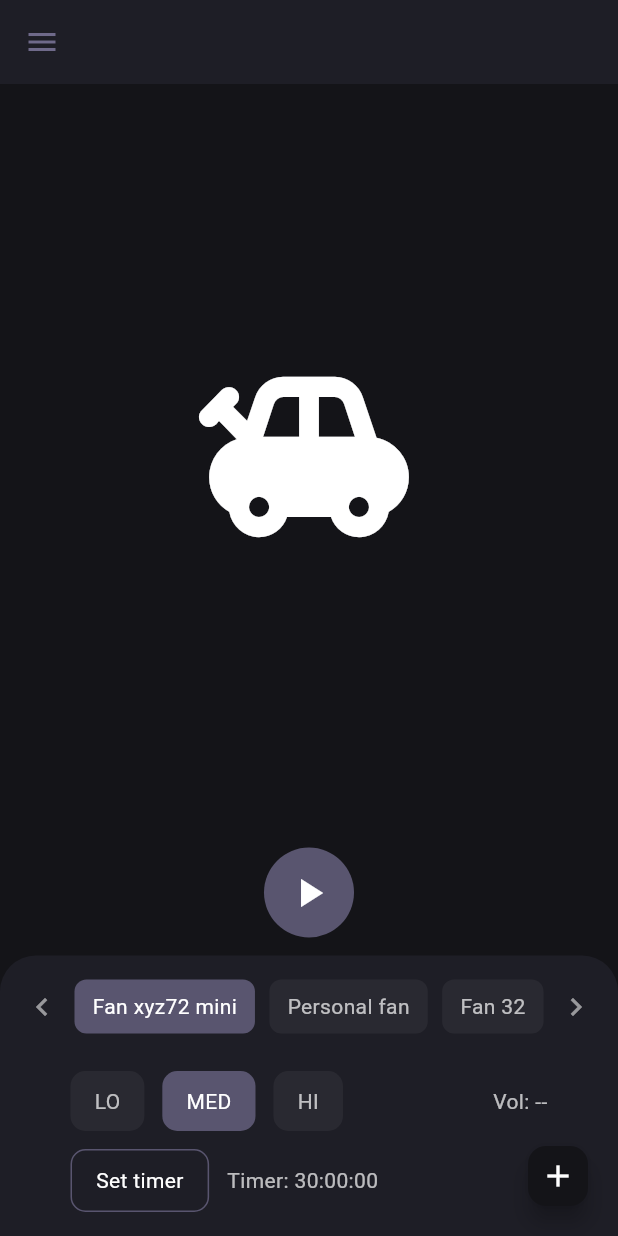
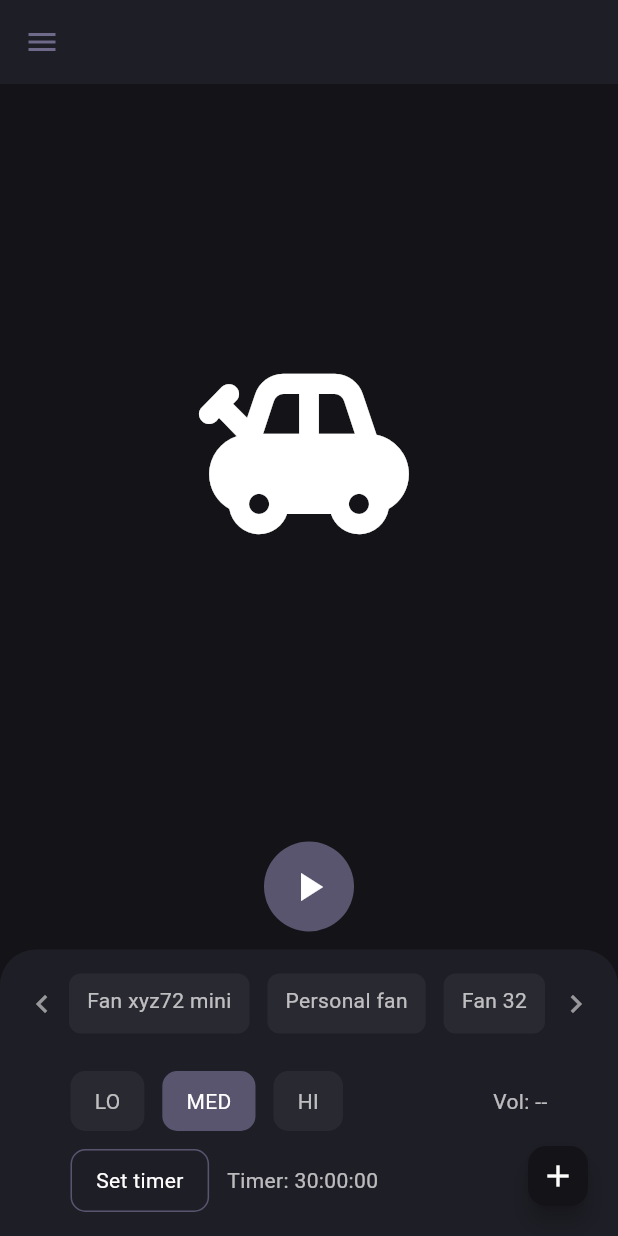
Before and after one commit to AdanRiasat/Fan_noises_mobile, a Flutter app: the screen it shows after launch, after a tap on the "play arrow" icon, on a phone screen of 412 x 824 dp. Run offline on Flutter 3.47's test engine with Material 3 defaults, Android fonts, the phone set to English and light mode, and no system bars; our stand-ins replace audioplayers, firebase_core, firebase_messaging, flutter_local_notifications, google_sign_in, sqflite; missing offline and left inert: flutter_volume_controller; accounts and stored records are empty.

Commit message:
FCT Added SQLite

```diff
--- /dev/null
+++ b/tp_un/lib/db/fan.dart
@@ -0,0 +1,15 @@
+class Fan {
+  final int? id;
+  final String name;
+  final String audioPath;
+
+  Fan({this.id, required this.name, required this.audioPath});
+
+  Map<String, dynamic> toMap() {
+    return {'id': id, 'name': name, 'audioPath': audioPath};
+  }
+
+  factory Fan.fromMap(Map<String, dynamic> map) {
+    return Fan(id: map['id'], name: map['name'], audioPath: map['audioPath']);
+  }
+}
--- /dev/null
+++ b/tp_un/lib/db/fan_controller.dart
@@ -0,0 +1,54 @@
+import 'package:flutter/widgets.dart';
+import 'package:sqflite/sqflite.dart';
+import 'package:path/path.dart';
+import 'package:tp_un/db/seed.dart';
+import 'fan.dart';
+
+class FanController {
+  static final FanController instance = FanController._init();
+  static Database? _database;
+
+  FanController._init();
+
+  Future<Database> get database async {
+    if (_database != null) return _database!;
+    _database = await _initDB('fans.db');
+    return _database!;
+  }
+
+  Future<Database> _initDB(String fileName) async {
+    final dbPath = await getDatabasesPath();
+    final path = join(dbPath, fileName);
+
+    return await openDatabase(path, version: 1, onCreate: _createDB);
+  }
+
+  Future _createDB(Database db, int version) async {
+    await db.execute('''
+      CREATE TABLE fans (
+        id INTEGER PRIMARY KEY AUTOINCREMENT,
+        name TEXT NOT NULL,
+        audioPath TEXT NOT NULL
+      )
+    ''');
+
+    await Seed.insert(db);
+  }
+
+  Future<void> resetDatabase() async {
+    final dbPath = await getDatabasesPath();
+    final path = join(dbPath, 'fans.db');
+    await deleteDatabase(path);
+  }
+
+  Future<List<Fan>> getFans() async {
+    final db = await database;
+    final result = await db.query('fans');
+    return result.map((e) => Fan.fromMap(e)).toList();
+  }
+
+  Future<int> addFan(Fan fan) async {
+    final db = await database;
+    return await db.insert('fans', fan.toMap());
+  }
+}
--- /dev/null
+++ b/tp_un/lib/db/seed.dart
@@ -0,0 +1,15 @@
+import 'package:sqflite/sqflite.dart';
+
+class Seed {
+  static Future<void> insert(Database db) async {
+    final fans = [
+      {'name': 'Fan xyz72 mini', 'audioPath': 'audio/vine-boom.mp3'},
+      {'name': 'Personal fan', 'audioPath': 'audio/vine-boom.mp3'},
+      {'name': 'Fan 32', 'audioPath': 'audio/vine-boom.mp3'},
+    ];
+
+    for (final fan in fans) {
+      await db.insert('fans', fan);
+    }
+  }
+}
--- a/tp_un/lib/pages/home.dart
+++ b/tp_un/lib/pages/home.dart
@@ -13,8 +13,21 @@ class Home extends StatefulWidget {
 class _HomeState extends State<Home> {
   final player = AudioPlayer();
 
+  String _currentAudio = "audio/vine-boom.mp3";
+
+  void _onFanSelected(String audioPath) {
+    _currentAudio = audioPath;
+  }
+
   Future<void> _play() async {
-    await player.play(AssetSource('audio/vine-boom.mp3'));
+    await player.stop();
+    await player.play(AssetSource(_currentAudio));
+  }
+
+  @override
+  void dispose() {
+    player.dispose();
+    super.dispose();
   }
 
   @override
@@ -52,7 +65,7 @@ class _HomeState extends State<Home> {
               ),
             ),
 
-            BottomControls(),
+            BottomControls(onFanSelected: _onFanSelected),
           ],
         ),
       ),
--- a/tp_un/lib/widgets/bottom_controls.dart
+++ b/tp_un/lib/widgets/bottom_controls.dart
@@ -1,18 +1,38 @@
 import 'package:flutter/material.dart';
 import 'package:flutter_volume_controller/flutter_volume_controller.dart';
-import 'package:tp_un/widgets/fan_selector.dart';
+import 'package:tp_un/db/fan.dart';
+import 'package:tp_un/db/fan_controller.dart';
+import 'package:tp_un/widgets/fan_option.dart';
 import 'package:tp_un/widgets/speed_button.dart';
 import 'package:tp_un/widgets/timer_button.dart';
 
 class BottomControls extends StatefulWidget {
-  const BottomControls({super.key});
+  final ValueChanged<String> onFanSelected;
+
+  const BottomControls({super.key, required this.onFanSelected});
 
   @override
   State<BottomControls> createState() => _BottomControlsState();
 }
 
 class _BottomControlsState extends State<BottomControls> {
+  List<Fan> _fans = [];
+  Fan? _selectedFan;
+
   double? _volume;
+
+  Future<List<Fan>> _loadFans() async {
+    return await FanController.instance.getFans();
+  }
+
+  void _selectFan(Fan fan) {
+    setState(() {
+      _selectedFan = fan;
+    });
+
+    // Notify Home
+    widget.onFanSelected(fan.audioPath);
+  }
 
   Future<double?> _getVolume() async {
     return await FlutterVolumeController.getVolume();
@@ -31,6 +51,14 @@ class _BottomControlsState extends State<BottomControls> {
     _getVolume().then((volume) {
       setState(() {
         _volume = volume;
+      });
+    });
+
+    _loadFans().then((fans) {
+      setState(() {
+        _fans = fans;
+        print(_fans);
+        print("my fans");
       });
     });
 
@@ -59,9 +87,28 @@ class _BottomControlsState extends State<BottomControls> {
             mainAxisAlignment: MainAxisAlignment.spaceBetween,
             children: [
               Icon(Icons.chevron_left, color: Colors.white54),
-              FanOption(label: "Fan xyz72 mini", selected: true),
-              FanOption(label: "Personal fan"),
-              FanOption(label: "Fan 32"),
+
+              Expanded(
+                child: SizedBox(
+                  height: 40,
+                  child: ListView.builder(
+                    scrollDirection: Axis.horizontal,
+                    itemCount: _fans.length,
+                    itemBuilder: (context, index) {
+                      final fan = _fans[index];
+                      return Padding(
+                        padding: const EdgeInsets.symmetric(horizontal: 6),
+                        child: FanOption(
+                          fan: fan,
+                          selected: _selectedFan?.id == fan.id,
+                          onSelected: _selectFan,
+                        ),
+                      );
+                    },
+                  ),
+                ),
+              ),
+
               Icon(Icons.chevron_right, color: Colors.white54),
             ],
           ),
--- /dev/null
+++ b/tp_un/lib/widgets/fan_option.dart
@@ -0,0 +1,40 @@
+import 'package:flutter/material.dart';
+import 'package:tp_un/db/fan.dart';
+
+class FanOption extends StatelessWidget {
+  final Fan fan;
+  final bool selected;
+  final ValueChanged<Fan> onSelected;
+
+  const FanOption({
+    super.key,
+    required this.fan,
+    required this.onSelected,
+    this.selected = false,
+  });
+
+  @override
+  Widget build(BuildContext context) {
+    return Material(
+      color: Colors.transparent,
+      borderRadius: BorderRadius.circular(8),
+      child: InkWell(
+        borderRadius: BorderRadius.circular(8),
+        onTap: () => {onSelected(fan)},
+        child: Container(
+          padding: const EdgeInsets.symmetric(horizontal: 12, vertical: 8),
+          decoration: BoxDecoration(
+            color: selected
+                ? const Color(0xFF59556F)
+                : Colors.white.withOpacity(0.05),
+            borderRadius: BorderRadius.circular(8),
+          ),
+          child: Text(
+            fan.name,
+            style: TextStyle(color: selected ? Colors.white : Colors.white70),
+          ),
+        ),
+      ),
+    );
+  }
+}
--- a/tp_un/lib/widgets/fan_selector.dart
+++ /dev/null
@@ -1,25 +0,0 @@
-import 'package:flutter/material.dart';
-
-class FanOption extends StatelessWidget {
-  final String label;
-  final bool selected;
-
-  const FanOption({required this.label, this.selected = false});
-
-  @override
-  Widget build(BuildContext context) {
-    return Container(
-      padding: const EdgeInsets.symmetric(horizontal: 12, vertical: 8),
-      decoration: BoxDecoration(
-        color: selected
-            ? const Color(0xFF59556F)
-            : Colors.white.withOpacity(0.05),
-        borderRadius: BorderRadius.circular(8),
-      ),
-      child: Text(
-        label,
-        style: TextStyle(color: selected ? Colors.white : Colors.white70),
-      ),
-    );
-  }
-}
--- a/tp_un/pubspec.yaml
+++ b/tp_un/pubspec.yaml
@@ -50,6 +50,7 @@ dependencies:
   cloud_firestore: ^6.1.0
   flutter_volume_controller: ^1.3.4
   audioplayers: ^6.5.1
+  sqflite: ^2.4.2
 
 dev_dependencies:
   flutter_test:
@@ -72,6 +73,7 @@ flutter:
   assets:
     - assets/test2.jpg
     - assets/pxArtGuitar.png
+    - assets/audio/vine-boom.mp3
 
   # The following line ensures that the Material Icons font is
   # included with your application, so that you can use the icons in
```
Also changed, not shown: tp_un/pubspec.lock, 7 other files.
